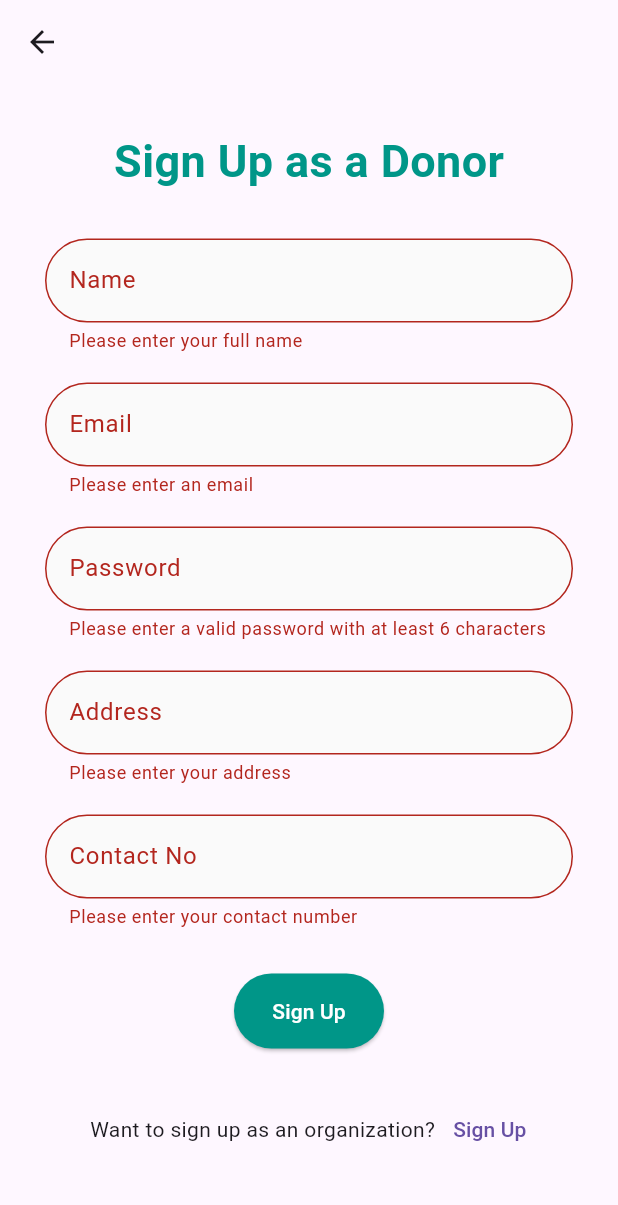
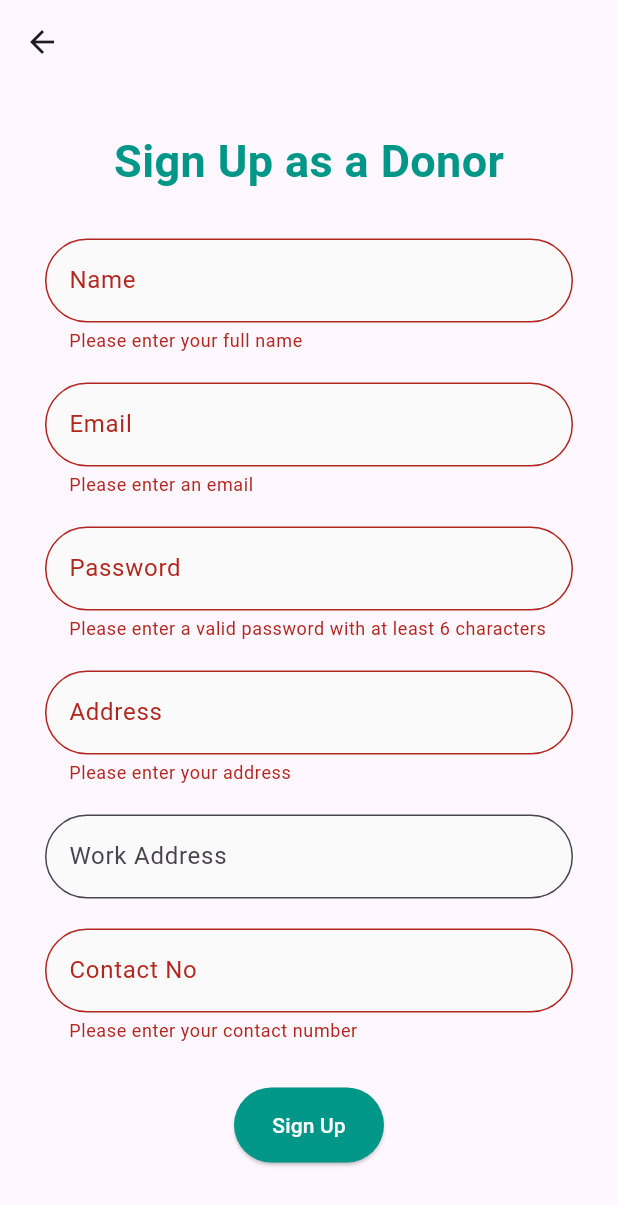
Before and after one commit to riggs249/donation-management-app, a Flutter app: the DefSignUpPage screen opened directly, after a tap on "Sign Up", on a phone screen of 412 x 824 dp. Shown: the top 1205 px of the screen. Run offline on Flutter 3.47's test engine with Material 3 defaults, Android fonts, the phone set to English and light mode, and no system bars; our stand-ins replace cloud_firestore, firebase_auth, firebase_core, firebase_storage, image_picker; missing offline and left inert: telephony; accounts and stored records are empty; generated files the repository leaves out were written again.

Commit message:
feat: added work address field in sign up as donor

```diff
--- a/my_app/lib/api/firebase_auth_api.dart
+++ b/my_app/lib/api/firebase_auth_api.dart
@@ -18,7 +18,7 @@ class FirebaseAuthApi {
     return auth.currentUser;
   }
 
-  Future<String?> signUpDonor(String name, String email, String password, String address, String contactNo) async {
+  Future<String?> signUpDonor(String name, String email, String password, String address, String workAddress, String contactNo) async {
     try {
       UserCredential userCredential = await auth.createUserWithEmailAndPassword(
         email: email,
@@ -29,6 +29,7 @@ class FirebaseAuthApi {
         'name': name,
         'email': email,
         'address': address,
+        'workAddress': workAddress,
         'contactNo': contactNo,
       });
 
--- a/my_app/lib/pages/admin_page.dart
+++ b/my_app/lib/pages/admin_page.dart
@@ -248,6 +248,9 @@ class DonorTile extends StatelessWidget {
               title: Text('Address: ${data['address']}'),
             ),
             ListTile(
+              title: Text('Work Address: ${data['workAddress'] ?? ''}'),
+            ),
+            ListTile(
               title: Text('Contact Number: ${data['contactNo']}'),
             ),
           ],
--- a/my_app/lib/pages/default_signup_page.dart
+++ b/my_app/lib/pages/default_signup_page.dart
@@ -16,6 +16,7 @@ class _SignUpState extends State<DefSignUpPage> {
   String? email;
   String? password;
   String? address;
+  String? workAddress;
   String? contactNo;
   String? errorMessage;
   bool isLoading = false;
@@ -37,6 +38,7 @@ class _SignUpState extends State<DefSignUpPage> {
                 emailField,
                 passwordField,
                 addressField,
+                workdAddressField,
                 contactNoField,
                 errorMessage != null ? signUpErrorMessage : Container(),
                 isLoading ? const CircularProgressIndicator() : submitButton,
@@ -162,6 +164,26 @@ class _SignUpState extends State<DefSignUpPage> {
         ),
       );
 
+  Widget get workdAddressField => Padding(
+        padding: const EdgeInsets.only(bottom: 20),
+        child: TextFormField(
+          decoration: InputDecoration(
+            border: OutlineInputBorder(
+              borderRadius: BorderRadius.circular(50), // Custom border radius
+            ),
+            focusedBorder: OutlineInputBorder(
+              borderSide: BorderSide(color: Colors.teal), // Custom active color
+              borderRadius: BorderRadius.circular(50), // Custom border radius
+            ),
+            filled: true, // Set to true to fill the background color
+            fillColor: Colors.grey[50], // Background color of the input field
+            labelText: "Work Address",
+            hintText: "Enter your work address",
+          ),
+          onSaved: (value) => setState(() => workAddress = value),
+        ),
+      );
+
   Widget get contactNoField => Padding(
         padding: const EdgeInsets.only(bottom: 30),
         child: TextFormField(
@@ -199,7 +221,7 @@ class _SignUpState extends State<DefSignUpPage> {
               String? result = await context
                   .read<UserAuthProvider>()
                   .authService
-                  .signUpDonor(name!, email!, password!, address!, contactNo!);
+                  .signUpDonor(name!, email!, password!, address!, workAddress!, contactNo!);
               if (mounted) {
                 Navigator.pop(context);
               } else {
```
